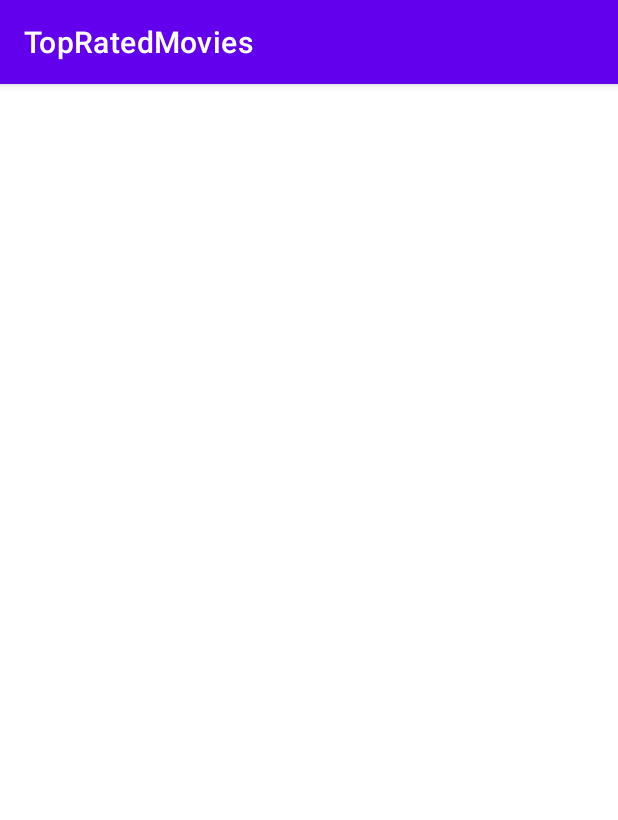
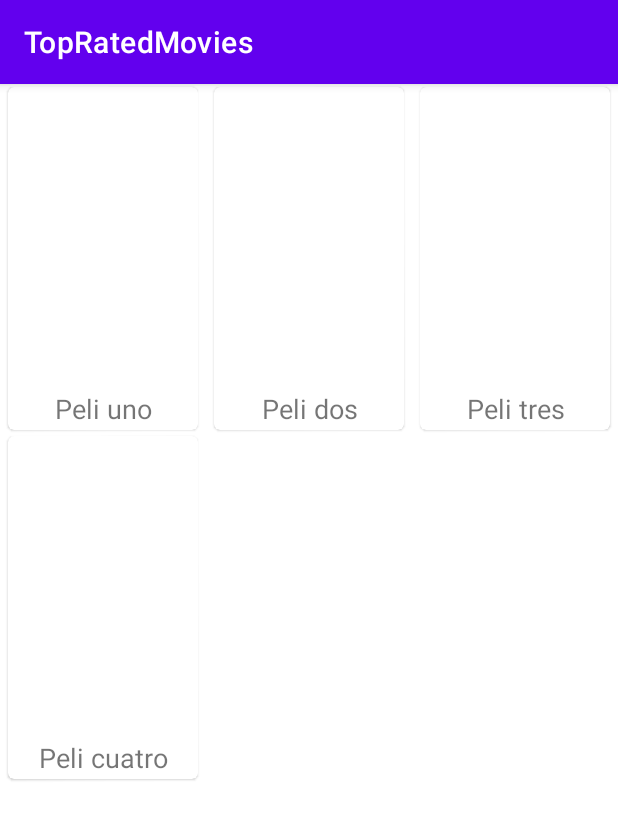
Before and after one commit to rtrinidado/TopRatedMovies, an Android app: the screen it shows after launch (MainActivity), on a phone screen of 412 x 824 dp. Shown: the top 820 px of the screen. Run offline under Robolectric (Android 15) with nearby library versions, the phone set to English and light mode, and no system bars.

Commit message:
Show RecyclerView

```diff
--- a/app/build.gradle
+++ b/app/build.gradle
@@ -1,6 +1,7 @@
 plugins {
     id 'com.android.application'
     id 'kotlin-android'
+    id 'kotlin-android-extensions'
 }
 
 android {
--- /dev/null
+++ b/app/src/main/java/com/raultorinz/topratedmovies/adapter/RecyclerAdapter.kt
@@ -0,0 +1,46 @@
+package com.raultorinz.topratedmovies.adapter
+
+import android.content.Context
+import android.util.Log
+import android.view.LayoutInflater
+import android.view.View
+import android.view.ViewGroup
+import androidx.recyclerview.widget.RecyclerView
+import com.raultorinz.topratedmovies.R
+import com.raultorinz.topratedmovies.model.MovieModel
+import kotlinx.android.synthetic.main.movie_card_layout.view.*
+
+class RecyclerAdapter (private val context: Context) : RecyclerView.Adapter<RecyclerAdapter.ViewHolder>(){
+    private var movieList: List<MovieModel>? = null
+
+    inner class ViewHolder(itemView: View) : RecyclerView.ViewHolder(itemView) {
+        var movieImg = itemView.movieImg
+        var movieName = itemView.movieName
+
+        init {
+            movieImg.setOnClickListener {
+                Log.i("Movie selected", movieName.text.toString())
+            }
+        }
+    }
+
+    override fun onCreateViewHolder(parent: ViewGroup, viewType: Int): ViewHolder {
+        val v = LayoutInflater.from(parent.context).inflate(R.layout.movie_card_layout, parent, false)
+        return ViewHolder(v)
+    }
+
+    override fun onBindViewHolder(holder: ViewHolder, position: Int) {
+        movieList.let {
+            holder.movieName.text = movieList?.get(position)?.title ?: ""
+        }
+    }
+
+    override fun getItemCount(): Int {
+        return if (movieList == null) 0 else movieList!!.size
+    }
+
+    fun setMoviesList (movies: List<MovieModel>) {
+        movieList = movies
+        notifyDataSetChanged()
+    }
+}
--- /dev/null
+++ b/app/src/main/java/com/raultorinz/topratedmovies/model/MovieModel.kt
@@ -0,0 +1,18 @@
+package com.raultorinz.topratedmovies.model
+
+class MovieModel (
+//    private var adult: Boolean,
+//    var backdrop_path: String?,
+//    var genre_ids: List<Int>?,
+//    var id: Int,
+//    var original_language: String?,
+//    var original_title: String?,
+//    var overview: String?,
+//    var popularity: Float,
+//    var poster_path: String?,
+//    var release_date: String?,
+    var title: String?,
+//    var video: Boolean,
+//    var vote_average: Float,
+//    var vote_count: Int
+) {}
--- a/app/src/main/java/com/raultorinz/topratedmovies/ui/main/MainFragment.kt
+++ b/app/src/main/java/com/raultorinz/topratedmovies/ui/main/MainFragment.kt
@@ -6,9 +6,16 @@ import androidx.fragment.app.Fragment
 import android.view.LayoutInflater
 import android.view.View
 import android.view.ViewGroup
+import androidx.recyclerview.widget.GridLayoutManager
+import androidx.recyclerview.widget.RecyclerView
 import com.raultorinz.topratedmovies.R
+import com.raultorinz.topratedmovies.adapter.RecyclerAdapter
+import com.raultorinz.topratedmovies.model.MovieModel
+import kotlinx.android.synthetic.main.main_fragment.*
 
 class MainFragment : Fragment() {
+    private var layoutManager: RecyclerView.LayoutManager? = null
+    private var adapter: RecyclerAdapter? = null
 
     companion object {
         fun newInstance() = MainFragment()
@@ -24,7 +31,18 @@ class MainFragment : Fragment() {
     override fun onActivityCreated(savedInstanceState: Bundle?) {
         super.onActivityCreated(savedInstanceState)
         viewModel = ViewModelProvider(this).get(MainViewModel::class.java)
-        // TODO: Use the ViewModel
+        val topMovies : ArrayList<MovieModel> = ArrayList<MovieModel>()
+        topMovies.add(MovieModel("Peli uno"))
+        topMovies.add(MovieModel("Peli dos"))
+        topMovies.add(MovieModel("Peli tres"))
+        topMovies.add(MovieModel("Peli cuatro"))
+
+
+        layoutManager = GridLayoutManager(context, 3)
+        recyclerView.layoutManager = layoutManager
+        adapter = RecyclerAdapter(requireContext())
+        adapter?.setMoviesList(topMovies)
+        recyclerView.adapter = adapter
     }
 
 }
--- a/app/src/main/res/layout/main_fragment.xml
+++ b/app/src/main/res/layout/main_fragment.xml
@@ -14,5 +14,7 @@
         app:layout_constraintBottom_toBottomOf="parent"
         app:layout_constraintEnd_toEndOf="parent"
         app:layout_constraintStart_toStartOf="parent"
-        app:layout_constraintTop_toTopOf="parent" />
+        app:layout_constraintTop_toTopOf="parent"
+        tools:listitem="@layout/movie_card_layout"
+        tools:itemCount="5"/>
 </androidx.constraintlayout.widget.ConstraintLayout>
--- /dev/null
+++ b/app/src/main/res/layout/movie_card_layout.xml
@@ -0,0 +1,40 @@
+<?xml version="1.0" encoding="utf-8"?>
+<com.google.android.material.card.MaterialCardView
+    xmlns:android="http://schemas.android.com/apk/res/android"
+    xmlns:app="http://schemas.android.com/apk/res-auto"
+    xmlns:tools="http://schemas.android.com/tools"
+    android:layout_width="wrap_content"
+    android:layout_height="wrap_content"
+    android:id="@+id/card_view"
+    android:layout_marginHorizontal="5dp"
+    android:layout_marginVertical="2dp">
+
+    <androidx.constraintlayout.widget.ConstraintLayout
+        android:layout_width="wrap_content"
+        android:layout_height="wrap_content"
+        android:padding="2dp">
+
+        <ImageView
+            android:id="@+id/movieImg"
+            android:layout_width="150dp"
+            android:layout_height="200dp"
+            android:contentDescription="@string/movie_image_cd"
+            app:layout_constraintStart_toStartOf="parent"
+            app:layout_constraintTop_toTopOf="parent"
+            tools:src="@mipmap/ic_launcher"
+            tools:srcCompat="@tools:sample/backgrounds/scenic" />
+
+        <TextView
+            android:id="@+id/movieName"
+            android:layout_width="0sp"
+            android:layout_height="wrap_content"
+            android:gravity="center_horizontal"
+            android:textSize="18sp"
+            app:layout_constraintEnd_toEndOf="parent"
+            app:layout_constraintStart_toStartOf="parent"
+            app:layout_constraintTop_toBottomOf="@id/movieImg"
+            tools:text="@tools:sample/full_names" />
+
+    </androidx.constraintlayout.widget.ConstraintLayout>
+
+</com.google.android.material.card.MaterialCardView>
--- a/app/src/main/res/values/strings.xml
+++ b/app/src/main/res/values/strings.xml
@@ -1,3 +1,4 @@
 <resources>
     <string name="app_name">TopRatedMovies</string>
+    <string name="movie_image_cd">Movie image</string>
 </resources>
```
